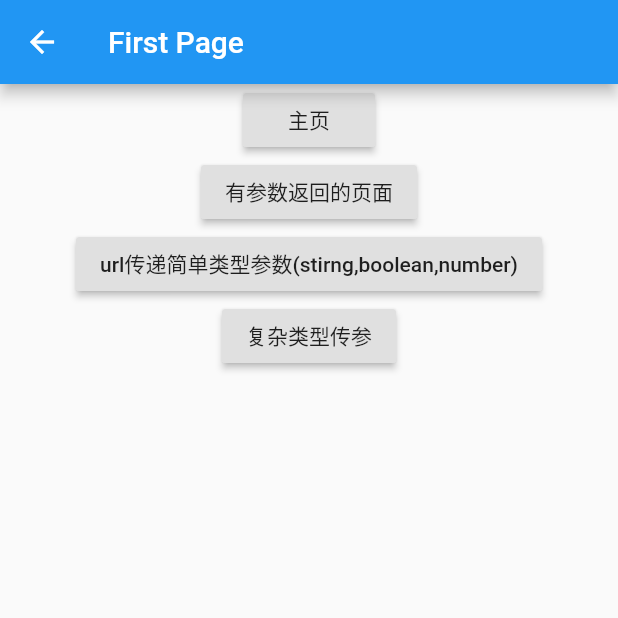
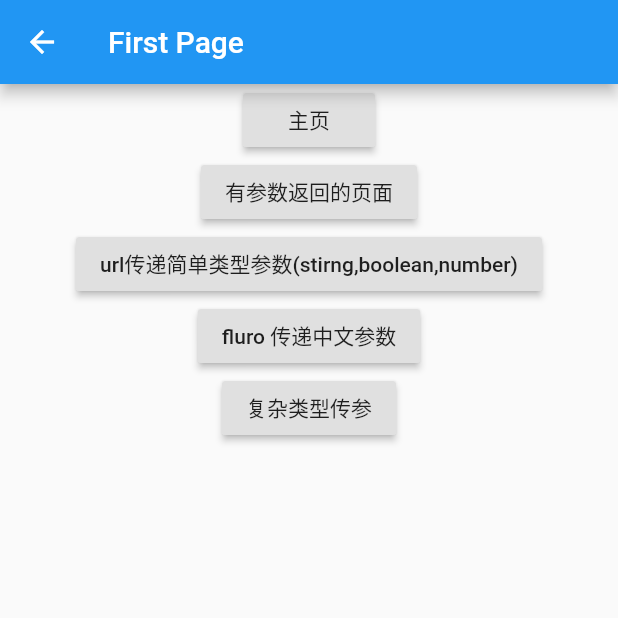
Before and after one commit to JL-Code/flutter_poc, a Flutter app: the FirstPage screen opened directly, on a phone screen of 412 x 824 dp, the top half of it. Run offline on Flutter 3.47's test engine with Material 2 defaults, Android fonts, the phone set to English and light mode, and no system bars; our stand-ins replace fluro; statements that could not run were skipped.

Commit message:
利用 Uri.encodeComponent 方法转码 中文字符串实现fluro中文参数传递

```diff
--- a/lib/pages/first_page.dart
+++ b/lib/pages/first_page.dart
@@ -1,3 +1,5 @@
+import 'dart:convert';
+
 import 'package:flutter/material.dart';
 
 import '../application.dart';
@@ -52,6 +54,13 @@ class FirstPage extends StatelessWidget {
             ),
             RaisedButton(
               onPressed: () {
+                Application.router.navigateTo(context,
+                    "${Routes.fluro}?cn=${Uri.encodeComponent("中国")}&city=${Uri.encodeComponent("重庆")}");
+              },
+              child: Text("fluro 传递中文参数"),
+            ),
+            RaisedButton(
+              onPressed: () {
                 Application.router.navigateTo(context, Routes.fluro);
               },
               child: Text("复杂类型传参"),
```
